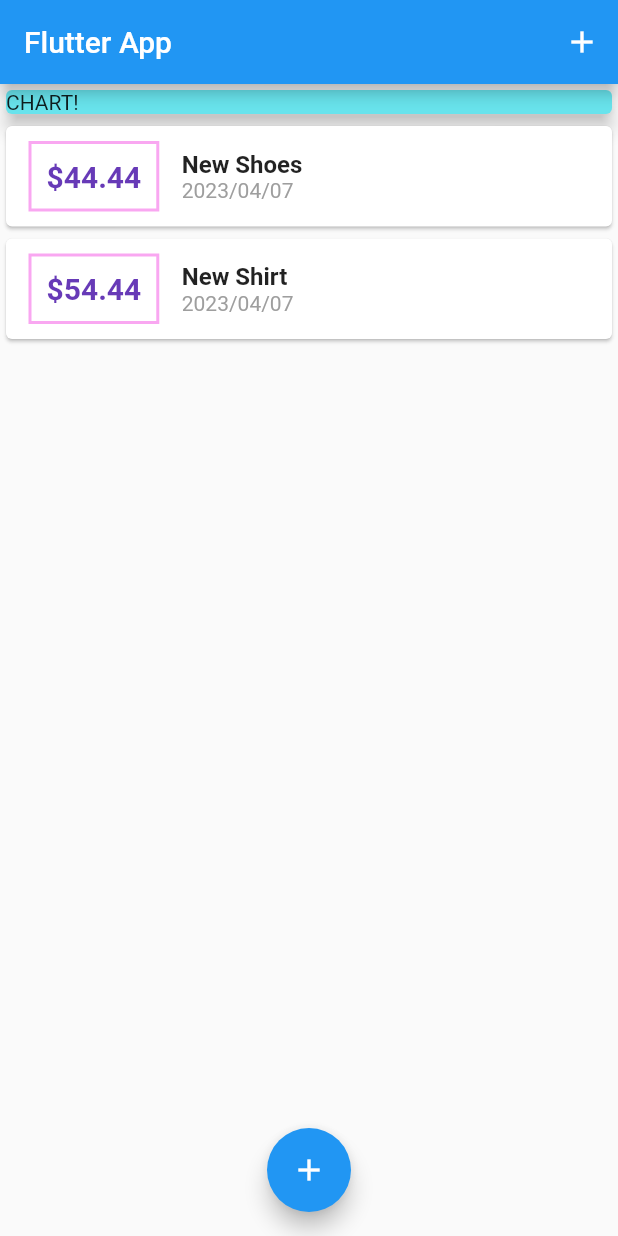
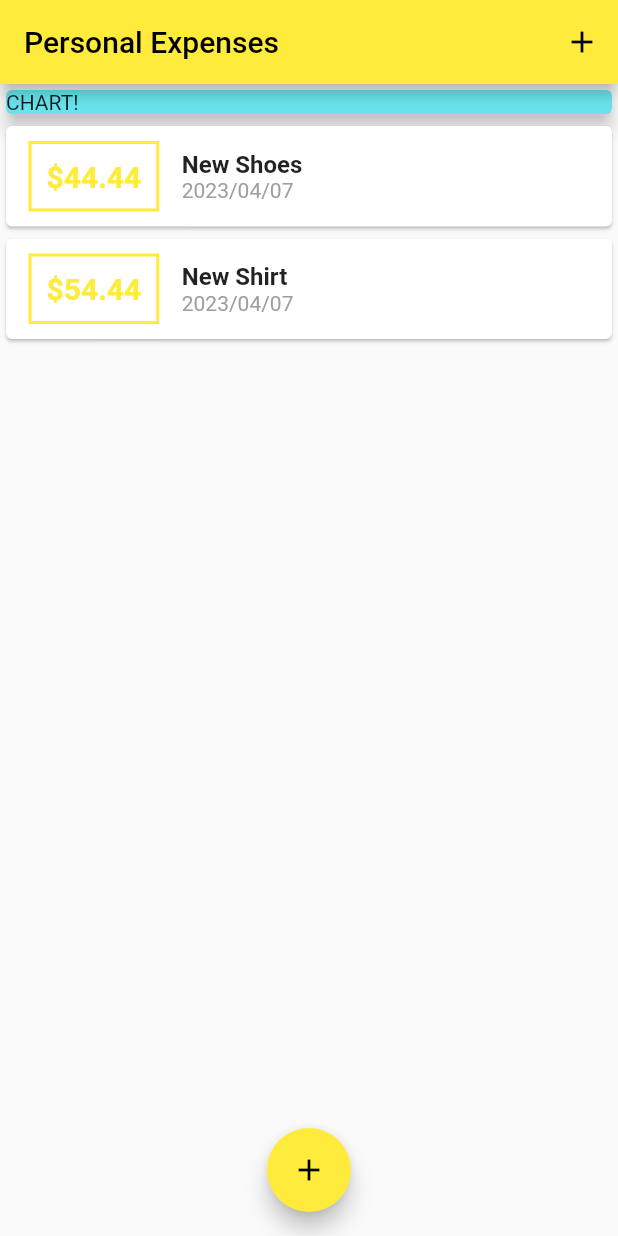
Before and after one commit to utsav1103/flutter-rental-app, a Flutter app: the screen it shows after launch, on a phone screen of 412 x 824 dp. Run offline on Flutter 3.47's test engine with Material 2 defaults, Android fonts, the phone set to English and light mode, and no system bars.

Commit message:
configuring & using Themes

```diff
--- a/lib/main.dart
+++ b/lib/main.dart
@@ -14,7 +14,11 @@ class MyApp extends StatelessWidget {
   @override
   Widget build(BuildContext context) {
     return MaterialApp(
-      title: 'Flutter APP',
+      title: 'Personal Expenses',
+      theme: ThemeData(
+        primarySwatch: Colors.yellow,
+
+      ),
       home: MyHomePage(),
     ); // MaterialApp
   }
@@ -71,7 +75,7 @@ class _MyHomePageState extends State<MyHomePage> {
   Widget build(BuildContext context) {
     return Scaffold(
       appBar: AppBar(
-        title: Text('Flutter App'),
+        title: Text('Personal Expenses'),
         actions: <Widget>[
           IconButton(
             icon: Icon(Icons.add),
--- a/lib/widgets/transaction_list.dart
+++ b/lib/widgets/transaction_list.dart
@@ -24,7 +24,7 @@ class TransactionList extends StatelessWidget {
                   ),
                   decoration: BoxDecoration(
                     border: Border.all(
-                      color: Color.fromARGB(255, 249, 167, 241),
+                      color: Theme.of(context).primaryColor,
                       width: 2,
                     ),
                   ),
@@ -33,7 +33,7 @@ class TransactionList extends StatelessWidget {
                       style: TextStyle(
                         fontWeight: FontWeight.bold,
                         fontSize: 20,
-                        color: Colors.deepPurple,
+                        color: Theme.of(context).primaryColor,
                       )),
                 ),
                 Column(
```
